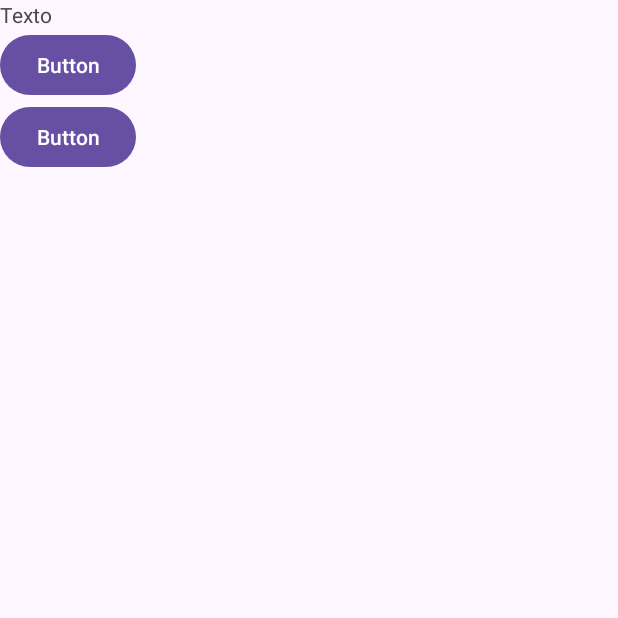
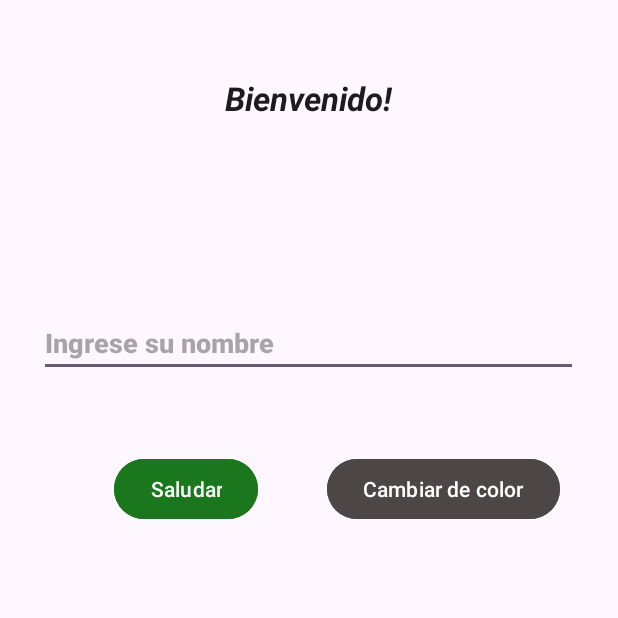
Before and after one commit to joacopastor/appMoviles, an Android app: the screen it shows after launch (MainActivity), on a phone screen of 412 x 824 dp, the top half of it. Run offline under Robolectric (Android 15) with nearby library versions, the phone set to English and light mode, and no system bars.

Commit message:
Desafio semanal Clase 3

```diff
--- a/app/src/main/java/com/example/practicas/MainActivity.java
+++ b/app/src/main/java/com/example/practicas/MainActivity.java
@@ -1,17 +1,54 @@
 package com.example.practicas;
 
 import androidx.appcompat.app.AppCompatActivity;
+import android.os.Bundle;
+import android.view.View;
+import android.widget.Button;
+import android.widget.EditText;
+import android.widget.TextView;
+import android.graphics.Color;
 
-import android.os.Bundle;
-import android.widget.TextView;
 
 public class MainActivity extends AppCompatActivity {
+
+    private TextView helloTextView;
+    private EditText nombre;
+    private boolean isBlack = true;
 
     @Override
     protected void onCreate(Bundle savedInstanceState) {
         super.onCreate(savedInstanceState);
         setContentView(R.layout.activity_main);
-        final TextView helloTextView = findViewById(R.id.textoEj);
-        helloTextView.setText("Texto");
+        helloTextView = findViewById(R.id.textoEj);
+        nombre = findViewById(R.id.nombre);
+        Button saludarBtn = findViewById(R.id.saludarBtn);
+        Button colorChangeBtn = findViewById(R.id.colorChangeBtn);
+
+        saludarBtn.setOnClickListener(new View.OnClickListener(){
+            @Override
+            public void onClick(View v){
+                String name = nombre.getText().toString();
+                helloTextView.setText("Hola " + name + ", bienvenido/a!!");
+            }
+        });
+
+        // Cambiar de color el fondo
+        colorChangeBtn.setOnClickListener(new View.OnClickListener(){
+            @Override
+            public void onClick(View v) {
+                if (isBlack) {
+                    v.getRootView().setBackgroundColor(Color.WHITE); // Cambia el fondo a blanco
+                    helloTextView.setTextColor(Color.BLACK);
+                    nombre.setTextColor(Color.BLACK);
+                } else {
+                    v.getRootView().setBackgroundColor(Color.BLACK);// Cambia el fondo a negro
+                    helloTextView.setTextColor(Color.WHITE);
+                    nombre.setTextColor(Color.WHITE);
+                }
+                isBlack = !isBlack; // Alterna el valor de isBlack
+            }
+        });
+
     }
+
 }
--- a/app/src/main/res/layout/activity_main.xml
+++ b/app/src/main/res/layout/activity_main.xml
@@ -2,34 +2,74 @@
 <androidx.constraintlayout.widget.ConstraintLayout xmlns:android="http://schemas.android.com/apk/res/android"
     xmlns:app="http://schemas.android.com/apk/res-auto"
     xmlns:tools="http://schemas.android.com/tools"
-    android:layout_width="match_parent"
-    android:layout_height="match_parent"
+    android:layout_width="wrap_content"
+    android:layout_height="wrap_content"
     tools:context=".MainActivity">
 
-    <LinearLayout
-        android:layout_width="match_parent"
-        android:layout_height="match_parent"
-        android:orientation="vertical"
-        tools:layout_editor_absoluteX="0dp"
-        tools:layout_editor_absoluteY="0dp">
+    <androidx.constraintlayout.widget.ConstraintLayout
+        android:id="@+id/linearLayout"
+        android:layout_width="411dp"
+        android:layout_height="400dp"
+        app:layout_constraintBottom_toBottomOf="parent"
+        app:layout_constraintEnd_toEndOf="parent"
+        app:layout_constraintHorizontal_bias="0.0"
+        app:layout_constraintStart_toStartOf="parent"
+        app:layout_constraintTop_toTopOf="parent"
+        app:layout_constraintVertical_bias="1.0">
 
         <TextView
             android:id="@+id/textoEj"
             android:layout_width="wrap_content"
             android:layout_height="wrap_content"
-            android:text="Hello World!" />
+            android:layout_marginBottom="76dp"
+            android:text="Bienvenido!"
+            android:textAppearance="@style/TextAppearance.AppCompat.Large"
+            android:textStyle="bold|italic"
+            app:layout_constraintBottom_toTopOf="@+id/nombre"
+            app:layout_constraintEnd_toEndOf="parent"
+            app:layout_constraintStart_toStartOf="parent"
+            app:layout_constraintTop_toTopOf="parent"
+            app:layout_constraintVertical_bias="1.0" />
+
+        <EditText
+            android:id="@+id/nombre"
+            android:layout_width="359dp"
+            android:layout_height="wrap_content"
+            android:ems="10"
+            android:fontFamily="sans-serif-black"
+            android:hint="Ingrese su nombre"
+            android:inputType="text"
+            app:layout_constraintBottom_toTopOf="@+id/saludarBtn"
+            app:layout_constraintEnd_toEndOf="parent"
+            app:layout_constraintStart_toStartOf="parent"
+            app:layout_constraintTop_toBottomOf="@+id/textoEj" />
 
         <Button
-            android:id="@+id/button"
+            android:id="@+id/saludarBtn"
             android:layout_width="wrap_content"
             android:layout_height="wrap_content"
-            android:text="Button" />
+            android:backgroundTint="#1A771D"
+            android:text="Saludar"
+            android:textColor="#F8F8F8"
+            app:layout_constraintBottom_toBottomOf="parent"
+            app:layout_constraintEnd_toEndOf="parent"
+            app:layout_constraintHorizontal_bias="0.24"
+            app:layout_constraintStart_toStartOf="parent"
+            app:layout_constraintTop_toBottomOf="@+id/nombre"
+            app:layout_constraintVertical_bias="0.501" />
 
         <Button
-            android:id="@+id/button2"
+            android:id="@+id/colorChangeBtn"
             android:layout_width="wrap_content"
             android:layout_height="wrap_content"
-            android:text="Button" />
-    </LinearLayout>
+            android:backgroundTint="#4C4646"
+            android:text="Cambiar de color"
+            app:layout_constraintBottom_toBottomOf="parent"
+            app:layout_constraintEnd_toEndOf="parent"
+            app:layout_constraintHorizontal_bias="0.545"
+            app:layout_constraintStart_toEndOf="@+id/saludarBtn"
+            app:layout_constraintTop_toBottomOf="@+id/nombre"
+            app:layout_constraintVertical_bias="0.501" />
+    </androidx.constraintlayout.widget.ConstraintLayout>
 
 </androidx.constraintlayout.widget.ConstraintLayout>
```
